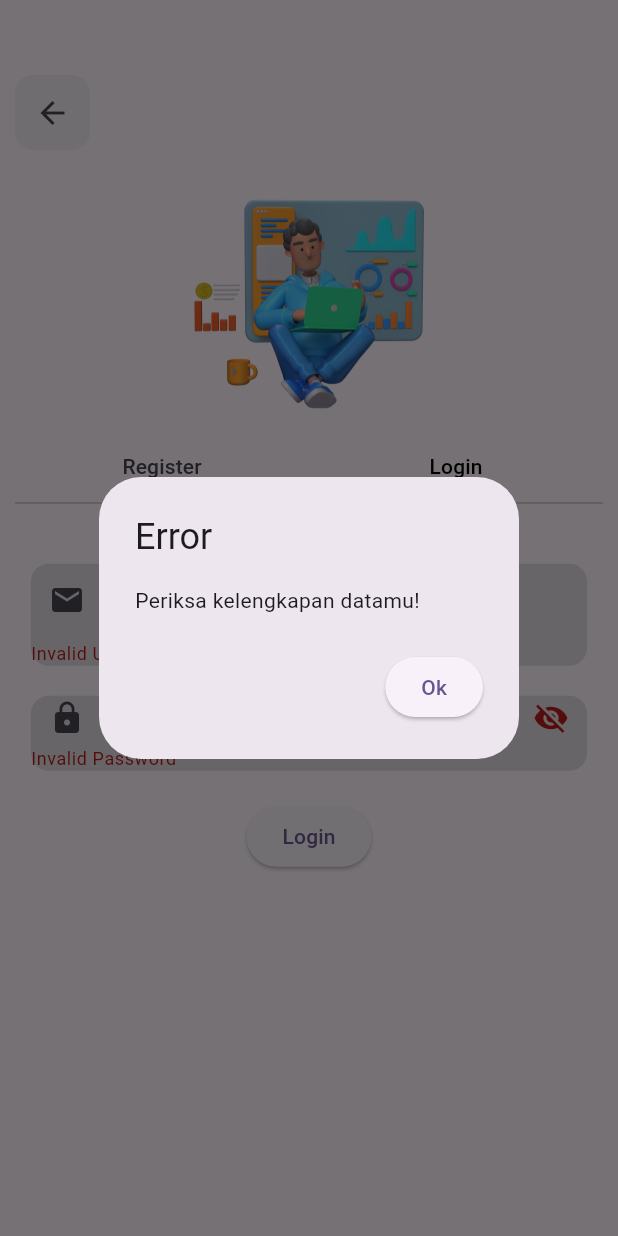
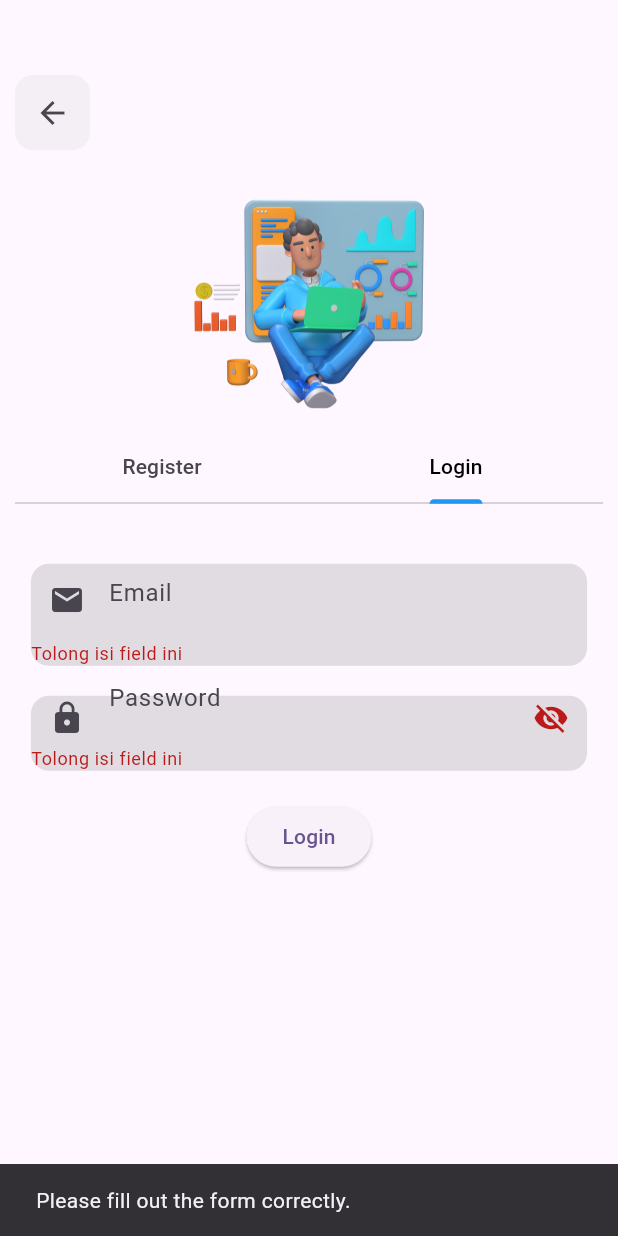
Before and after one commit to YogaAlfaRisqi/Login-Register, a Flutter app: the screen it shows after launch, tab 2 chosen, after a tap on "Login", on a phone screen of 412 x 824 dp. Run offline on Flutter 3.47's test engine with Material 3 defaults, Android fonts, the phone set to English and light mode, and no system bars; our stand-ins replace firebase_auth, firebase_core, page_view_indicators; accounts and stored records are empty.

Commit message:
Firebase Auth

```diff
--- a/login_register/lib/main.dart
+++ b/login_register/lib/main.dart
@@ -1,9 +1,11 @@
 import 'package:firebase_core/firebase_core.dart';
 import 'package:flutter/material.dart';
 import 'package:login_register/firebase_options.dart';
+import 'package:login_register/providers/auth_provider.dart';
+
 import 'package:login_register/views/splash_screen.dart';
 import 'package:provider/provider.dart';
-import 'providers/auth_provider.dart';
+// import 'providers/auth_provider.dart';
 
 void main() async {
   WidgetsFlutterBinding
--- a/login_register/lib/providers/auth_provider.dart
+++ b/login_register/lib/providers/auth_provider.dart
@@ -4,133 +4,104 @@ import 'package:flutter/material.dart';
 enum StateLogin { initial, success, error }
 
 class AuthProvider with ChangeNotifier {
-  bool? isChecked = true;
-  bool? isUsernameValid = true;
-  bool? isPasswordValid = true;
+  final formKeyLogin = GlobalKey<FormState>();
+  final formKeyRegister = GlobalKey<FormState>();
   TextEditingController emailController = TextEditingController();
   TextEditingController passwordController = TextEditingController();
   TextEditingController phoneController = TextEditingController();
-  final formKey = GlobalKey<FormState>();
-  final formKeyLogin = GlobalKey<FormState>();
-  final formKeyRegister = GlobalKey<FormState>();
+
   var loginState = StateLogin.initial;
-  var username = '';
+  var phone = '';
   var uid = '';
   var messageError = '';
 
-  void validation() {
-    formKey.currentState!.validate();
-    notifyListeners();
-  }
+  void processLogin(BuildContext context) async {
+    if (formKeyLogin.currentState?.validate() ?? false) {
+      try {
+        UserCredential userCredential = await FirebaseAuth.instance
+            .signInWithEmailAndPassword(
+                email: emailController.text, password: passwordController.text);
+        loginState = StateLogin.success;
+        uid = userCredential.user?.uid ?? '';
+        notifyListeners();
+        _showSuccessDialog(context, 'Login Successful', 'Your UID: $uid');
+      } on FirebaseAuthException catch (e) {
+        loginState = StateLogin.error;
+        messageError = e.message ?? 'An unknown error occurred';
+        notifyListeners();
 
-  String? usernameValidation(String? value) {
-    if (value!.isEmpty) {
-      isUsernameValid = false;
-      return 'Invalid Username';
+        String errorMessage;
+        if (e.code == 'user-not-found') {
+          errorMessage = 'No user found for that email.';
+        } else if (e.code == 'wrong-password') {
+          errorMessage = 'Wrong password provided for that user.';
+        } else {
+          errorMessage = 'Login failed. Please try again.';
+        }
+
+        ScaffoldMessenger.of(context).showSnackBar(
+          SnackBar(content: Text(errorMessage)),
+        );
+      }
     } else {
-      isUsernameValid = true;
-      return null;
-    }
-  }
-
-  String? passwordValidation(String? value) {
-    if (value!.isEmpty) {
-      isPasswordValid = false;
-      return 'Invalid Password';
-    } else if (value.length < 8) {
-      isPasswordValid = false;
-      return 'Weak Password, Password must be at least 8 characters';
-    } else {
-      isPasswordValid = true;
-      return null;
+      ScaffoldMessenger.of(context).showSnackBar(
+        SnackBar(content: Text('Please fill out the form correctly.')),
+      );
     }
   }
 
   void processRegister(BuildContext context) async {
-    if (formKeyRegister.currentState!.validate()) {
+    if (formKeyRegister.currentState?.validate() ?? false) {
       try {
-        UserCredential result = await FirebaseAuth.instance
-            .createUserWithEmailAndPassword(
-                email: emailController.text, password: passwordController.text);
+        UserCredential result =
+            await FirebaseAuth.instance.createUserWithEmailAndPassword(
+          email: emailController.text,
+          password: passwordController.text,
+        );
         User dataUser = result.user!;
-        username = emailController.text;
+        phone = phoneController.text;
         uid = dataUser.uid;
         loginState = StateLogin.success;
-        _showSuccessDialog(context, 'Registration Successful', uid);
-      } on FirebaseAuthException catch (error) {
-        loginState = StateLogin.error;
-        messageError = error.message!;
-        showAlertError(context, messageError);
+        notifyListeners();
+        _showSuccessDialog(
+            context, 'Registration Successful', 'Your UID: $uid');
+      } on FirebaseAuthException catch (e) {
+        String errorMessage;
+        if (e.code == 'weak-password') {
+          errorMessage = 'The password provided is too weak.';
+        } else if (e.code == 'email-already-in-use') {
+          errorMessage = 'The account already exists for that email.';
+        } else {
+          errorMessage = 'Registration failed. Please try again.';
+        }
+        ScaffoldMessenger.of(context).showSnackBar(
+          SnackBar(content: Text(errorMessage)),
+        );
       } catch (e) {
-        loginState = StateLogin.error;
-        messageError = e.toString();
-        showAlertError(context, messageError);
+        ScaffoldMessenger.of(context).showSnackBar(
+          SnackBar(content: Text('An unknown error occurred.')),
+        );
       }
     } else {
-      showAlertError(context, 'Periksa kelengkapan datamu!');
+      ScaffoldMessenger.of(context).showSnackBar(
+        SnackBar(content: Text('Please fill out the form correctly.')),
+      );
     }
-
-    notifyListeners();
   }
 
-  void processLogin(BuildContext context) async {
-    if (formKeyLogin.currentState!.validate()) {
-      try {
-        UserCredential result = await FirebaseAuth.instance
-            .signInWithEmailAndPassword(
-                email: emailController.text, password: passwordController.text);
-        User dataUser = result.user!;
-        username = emailController.text;
-        uid = dataUser.uid;
-        loginState = StateLogin.success;
-        _showSuccessDialog(context, 'Login Successful', uid);
-      } on FirebaseAuthException catch (error) {
-        loginState = StateLogin.error;
-        messageError = error.message!;
-        showAlertError(context, messageError);
-      } catch (e) {
-        loginState = StateLogin.error;
-        messageError = e.toString();
-        showAlertError(context, messageError);
-      }
-    } else {
-      showAlertError(context, 'Periksa kelengkapan datamu!');
-    }
-
-    notifyListeners();
-  }
-
-  void _showSuccessDialog(BuildContext context, String title, String uid) {
+  void _showSuccessDialog(BuildContext context, String title, String message) {
     showDialog(
       context: context,
-      builder: (context) => AlertDialog(
-        title: Text(title),
-        content: Text('UID: $uid'),
-        actions: [
-          TextButton(
-            onPressed: () {
-              Navigator.of(context).pop();
-            },
-            child: const Text('OK'),
-          ),
-        ],
-      ),
-    );
-  }
-
-  void showAlertError(BuildContext context, String errorMessage) {
-    showDialog(
-      context: context,
-      builder: (context) {
+      builder: (BuildContext context) {
         return AlertDialog(
-          title: const Text('Error'),
-          content: Text(errorMessage),
+          title: Text(title),
+          content: Text(message),
           actions: [
-            ElevatedButton(
+            TextButton(
+              child: Text('OK'),
               onPressed: () {
-                Navigator.pop(context);
+                Navigator.of(context).pop();
               },
-              child: const Text('Ok'),
             ),
           ],
         );
--- a/login_register/lib/views/login_register.dart
+++ b/login_register/lib/views/login_register.dart
@@ -13,8 +13,8 @@ class _LoginRegisterPageState extends State<LoginRegisterPage>
     with SingleTickerProviderStateMixin {
   late TabController _tabController;
   bool _isPasswordVisible = false;
-  final TextEditingController _emailController = TextEditingController();
-  final TextEditingController _passwordController = TextEditingController();
+  // final TextEditingController _emailController = TextEditingController();
+  // final TextEditingController _passwordController = TextEditingController();
 
   @override
   void initState() {
@@ -24,8 +24,8 @@ class _LoginRegisterPageState extends State<LoginRegisterPage>
 
   @override
   void dispose() {
-    _emailController.dispose();
-    _passwordController.dispose();
+    // _emailController.dispose();
+    // _passwordController.dispose();
     _tabController.dispose();
     super.dispose();
   }
@@ -91,6 +91,8 @@ class _LoginRegisterPageState extends State<LoginRegisterPage>
   Widget _buildRegisterPage(AuthProvider authProvider) {
     return SingleChildScrollView(
       child: Center(
+        child: Form(
+          key: authProvider.formKeyRegister,
           child: Column(
             children: [
               const SizedBox(height: 30),
@@ -101,13 +103,18 @@ class _LoginRegisterPageState extends State<LoginRegisterPage>
                   color: Colors.grey.withOpacity(0.3),
                 ),
                 child: TextFormField(
-                controller: _emailController,
+                  controller: authProvider.emailController,
                   decoration: const InputDecoration(
                     prefixIcon: Icon(Icons.mail),
                     hintText: 'Email',
                     border: InputBorder.none,
                   ),
-                validator: authProvider.usernameValidation,
+                  validator: (value) {
+                    if (value!.isEmpty) {
+                      return 'Tolong isi field ini';
+                    }
+                    return null;
+                  },
                 ),
               ),
               const SizedBox(height: 20),
@@ -119,7 +126,7 @@ class _LoginRegisterPageState extends State<LoginRegisterPage>
                   color: Colors.grey.withOpacity(0.3),
                 ),
                 child: TextFormField(
-                controller: _passwordController,
+                  controller: authProvider.passwordController,
                   decoration: InputDecoration(
                     prefixIcon: const Icon(Icons.lock),
                     hintText: 'Password',
@@ -138,7 +145,34 @@ class _LoginRegisterPageState extends State<LoginRegisterPage>
                     ),
                   ),
                   obscureText: !_isPasswordVisible,
-                validator: authProvider.passwordValidation,
+                  validator: (value) {
+                    if (value!.isEmpty) {
+                      return 'Tolong isi field ini';
+                    }
+                    return null;
+                  },
+                ),
+              ),
+              const SizedBox(height: 20),
+              Container(
+                width: MediaQuery.of(context).size.width * 0.9,
+                decoration: BoxDecoration(
+                  borderRadius: BorderRadius.circular(12),
+                  color: Colors.grey.withOpacity(0.3),
+                ),
+                child: TextFormField(
+                  controller: authProvider.phoneController,
+                  decoration: const InputDecoration(
+                    prefixIcon: Icon(Icons.mail),
+                    hintText: 'Phone Number',
+                    border: InputBorder.none,
+                  ),
+                  validator: (value) {
+                    if (value!.isEmpty) {
+                      return 'Tolong isi field ini';
+                    }
+                    return null;
+                  },
                 ),
               ),
               const SizedBox(height: 20),
@@ -149,6 +183,7 @@ class _LoginRegisterPageState extends State<LoginRegisterPage>
                 child: const Text('Register'),
               ),
             ],
+          ),
         ),
       ),
     );
@@ -169,13 +204,18 @@ class _LoginRegisterPageState extends State<LoginRegisterPage>
                   color: Colors.grey.withOpacity(0.3),
                 ),
                 child: TextFormField(
-                  controller: _emailController,
+                  controller: authProvider.emailController,
                   decoration: const InputDecoration(
                     prefixIcon: Icon(Icons.mail),
                     hintText: 'Email',
                     border: InputBorder.none,
                   ),
-                  validator: authProvider.usernameValidation,
+                  validator: (value) {
+                    if (value!.isEmpty) {
+                      return 'Tolong isi field ini';
+                    }
+                    return null;
+                  },
                 ),
               ),
               const SizedBox(height: 20),
@@ -187,7 +227,7 @@ class _LoginRegisterPageState extends State<LoginRegisterPage>
                   color: Colors.grey.withOpacity(0.3),
                 ),
                 child: TextFormField(
-                  controller: _passwordController,
+                  controller: authProvider.passwordController,
                   decoration: InputDecoration(
                     prefixIcon: const Icon(Icons.lock),
                     hintText: 'Password',
@@ -206,12 +246,20 @@ class _LoginRegisterPageState extends State<LoginRegisterPage>
                     ),
                   ),
                   obscureText: !_isPasswordVisible,
-                  validator: authProvider.passwordValidation,
+                  validator: (value) {
+                    if (value!.isEmpty) {
+                      return 'Tolong isi field ini';
+                    }
+                    return null;
+                  },
                 ),
               ),
               const SizedBox(height: 20),
               ElevatedButton(
                 onPressed: () async {
+                  // if (authProvider.formKey.currentState!.validate()) {
+                  //   ;
+                  // }
                   context.read<AuthProvider>().processLogin(context);
                 },
                 child: const Text('Login'),
```
Lines whose indentation alone changed are shown as unchanged.
